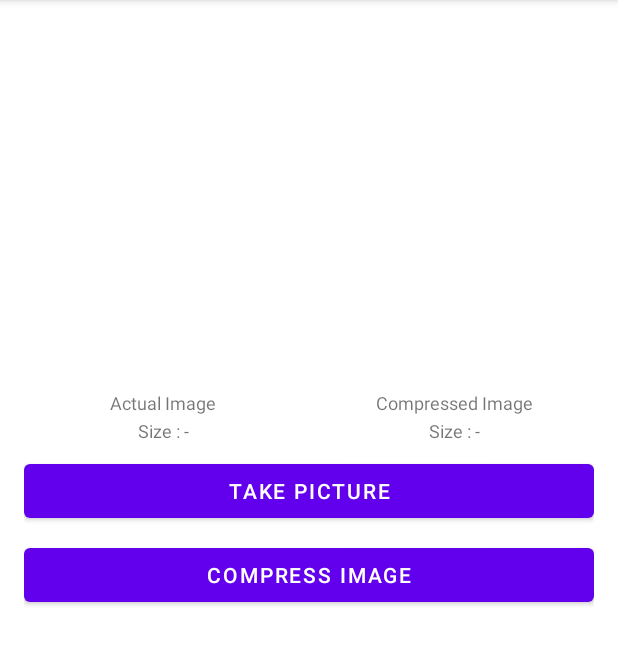
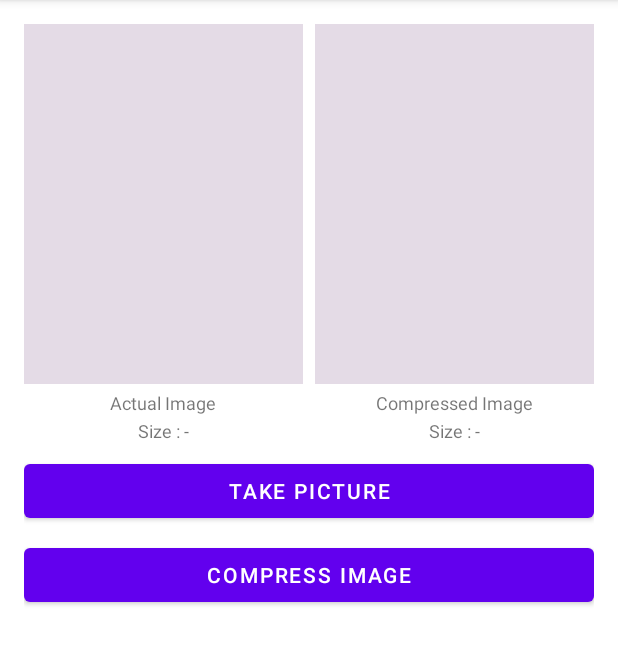
Before and after one commit to abdulfh/CaptureCompress, an Android app: the screen it shows after launch (MainActivity), on a phone screen of 412 x 824 dp, the part 84-749 px from its top. Run offline under Robolectric (Android 15) with nearby library versions, the phone set to English and light mode, and no system bars; libraries missing offline, so code that uses them is left out: id.zelory.compressor, rx.functions, rx.schedulers.

Commit message:
Add compress logic and take picture logic

```diff
--- a/app/src/main/java/me/hika/captureandcompress/MainActivity.java
+++ b/app/src/main/java/me/hika/captureandcompress/MainActivity.java
@@ -1,14 +1,164 @@
 package me.hika.captureandcompress;
 
+import androidx.annotation.Nullable;
 import androidx.appcompat.app.AppCompatActivity;
+import androidx.core.app.ActivityCompat;
+import androidx.core.content.ContextCompat;
 
+import android.Manifest;
+import android.content.Context;
+import android.content.Intent;
+import android.content.pm.PackageManager;
+import android.database.Cursor;
+import android.graphics.Bitmap;
+import android.graphics.BitmapFactory;
+import android.graphics.Color;
+import android.net.Uri;
+import android.os.Build;
 import android.os.Bundle;
+import android.provider.MediaStore;
+import android.util.Log;
+import android.view.View;
+import android.widget.Button;
+import android.widget.ImageView;
+import android.widget.TextView;
+import android.widget.Toast;
 
-public class MainActivity extends AppCompatActivity {
+import java.io.ByteArrayOutputStream;
+import java.io.File;
+import java.text.DecimalFormat;
+import java.util.Random;
+
+import id.zelory.compressor.Compressor;
+import me.hika.captureandcompress.utility.FileUtility;
+import me.hika.captureandcompress.utility.Utility;
+import rx.functions.Action1;
+import rx.schedulers.Schedulers;
+
+
+public class MainActivity extends AppCompatActivity implements View.OnClickListener {
+    private static final int PERMISSION_CODE = 1000;
+    Button btnCapture,btnCompress;
+    File actualImage,compressedImage;
+    TextView actualSizeTextView,compressedSizeTextView;
+    ImageView actualImageView,compressedImageView;
 
     @Override
     protected void onCreate( Bundle savedInstanceState ) {
         super.onCreate( savedInstanceState );
         setContentView( R.layout.activity_main );
+
+        if (ContextCompat.checkSelfPermission( MainActivity.this,Manifest.permission.CAMERA ) != PackageManager.PERMISSION_GRANTED) {
+            String[] permission = {Manifest.permission.CAMERA};
+            ActivityCompat.requestPermissions( MainActivity.this, permission, PERMISSION_CODE );
+        }
+
+        actualImageView = findViewById( R.id.actualImageView );
+        compressedImageView = findViewById( R.id.compressedImageView );
+
+        actualSizeTextView = findViewById( R.id.actualSizeTextView );
+        compressedSizeTextView = findViewById( R.id.compressedSizeTextView );
+
+        btnCapture = findViewById( R.id.chooseImageButton );
+        btnCapture.setOnClickListener( this );
+
+        btnCompress = findViewById( R.id.compressImageButton );
+        btnCompress.setOnClickListener( this );
+
+        actualImageView.setBackgroundColor(getRandomColor());
+        clearImage();
     }
+
+    @Override
+    public void onClick( View view ) {
+        switch (view.getId()) {
+            case R.id.chooseImageButton:
+                captureImage();
+                break;
+            case R.id.compressImageButton:
+                compressImage();
+                break;
+        }
+    }
+
+    private void compressImage() {
+        if (actualImage == null) {
+            Toast.makeText( MainActivity.this,"Please choose an image!", Toast.LENGTH_LONG ).show();
+        } else {
+
+            // Compress image in main thread
+            compressedImage = Compressor.getDefault(this).compressToFile(actualImage);
+            setCompressedImage();
+
+            // Compress image to bitmap in main thread
+            /*compressedImageView.setImageBitmap(Compressor.getDefault(this).compressToBitmap(actualImage));*/
+
+            // Compress image using RxJava in background thread
+//            Compressor.getDefault(this)
+//                    .compressToFileAsObservable(actualImage)
+//                    .subscribeOn( Schedulers.io())
+//                    .observeOn(AndroidSchedulers.mainThread())
+//                    .subscribe(new Action1<File>() {
+//                        @Override
+//                        public void call(File file) {
+//                            compressedImage = file;
+//                            setCompressedImage();
+//                        }
+//                    }, new Action1<Throwable>() {
+//                        @Override
+//                        public void call(Throwable throwable) {
+//                            showError(throwable.getMessage());
+//                        }
+//                    });
+        }
+    }
+
+    private void captureImage() {
+        Intent intent = new Intent( MediaStore.ACTION_IMAGE_CAPTURE );
+        startActivityForResult( intent,PERMISSION_CODE );
+    }
+
+    @Override
+    protected void onActivityResult( int requestCode, int resultCode, @Nullable Intent data ) {
+        super.onActivityResult( requestCode, resultCode, data );
+        if (requestCode == PERMISSION_CODE) {
+            try {
+
+                Bitmap bitmap = (Bitmap) data.getExtras().get( "data" );
+                Uri tempUri = Utility.getImageUri(MainActivity.this, bitmap );
+
+                actualImage = FileUtility.from(MainActivity.this, tempUri);
+                actualImageView.setImageBitmap( BitmapFactory.decodeFile(actualImage.getAbsolutePath()) );
+                actualSizeTextView.setText(String.format("Size : %s", Utility.getReadableFileSize(actualImage.length())));
+
+                clearImage();
+
+            }catch ( Exception e ) {
+
+                Toast.makeText( MainActivity.this, "Error " + e.getMessage() , Toast.LENGTH_SHORT ).show();
+
+            }
+        }
+    }
+
+    private void clearImage() {
+        actualImageView.setBackgroundColor(getRandomColor());
+        compressedImageView.setImageDrawable(null);
+        compressedImageView.setBackgroundColor(getRandomColor());
+        compressedSizeTextView.setText("Size : -");
+    }
+
+    private int getRandomColor() {
+        Random rand = new Random();
+        return Color.argb(100, rand.nextInt(256), rand.nextInt(256), rand.nextInt(256));
+    }
+
+    private void setCompressedImage() {
+        compressedImageView.setImageBitmap(BitmapFactory.decodeFile(compressedImage.getAbsolutePath()));
+        compressedSizeTextView.setText(String.format("Size : %s", Utility.getReadableFileSize(compressedImage.length())));
+
+        Toast.makeText(this, "Compressed image save in " + compressedImage.getPath(), Toast.LENGTH_LONG).show();
+        Log.d("Compressor", "Compressed image save in " + compressedImage.getPath());
+    }
+
 }
```
